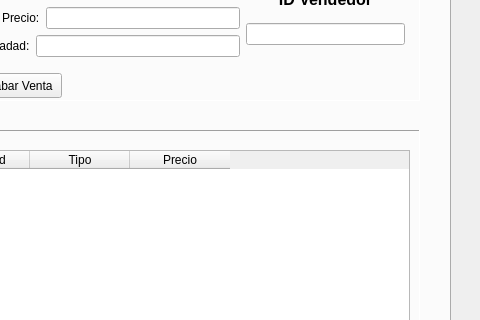
Before: the Qt Designer form templates/venPrincipal.ui in Semperz/ProyectoDI, drawn with Qt 5; both pictures show x 912 to 1392 and y 203 to 523 of the 1392 by 768 pixel window.
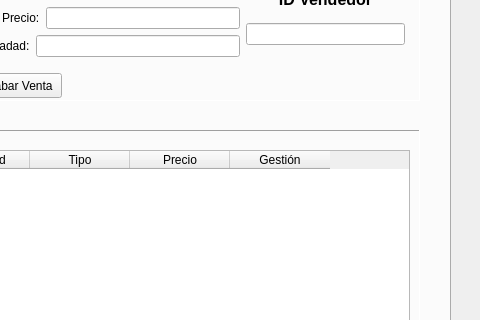
After: the same form once the commit is applied. Icons and pictures are not drawn.

Commit message: feat(facturas.py): add eliminarVenta button

```diff
--- a/templates/venPrincipal.ui
+++ b/templates/venPrincipal.ui
@@ -3456,9 +3456,14 @@
            <string>Precio</string>
           </property>
          </column>
+         <column>
+          <property name="text">
+           <string>Gestión</string>
+          </property>
+         </column>
         </widget>
        </widget>
-       <widget class="QWidget" name="">
+       <widget class="QWidget" name="layoutWidget">
         <property name="geometry">
          <rect>
           <x>1090</x>
```
The commit also changes 6 other files.
